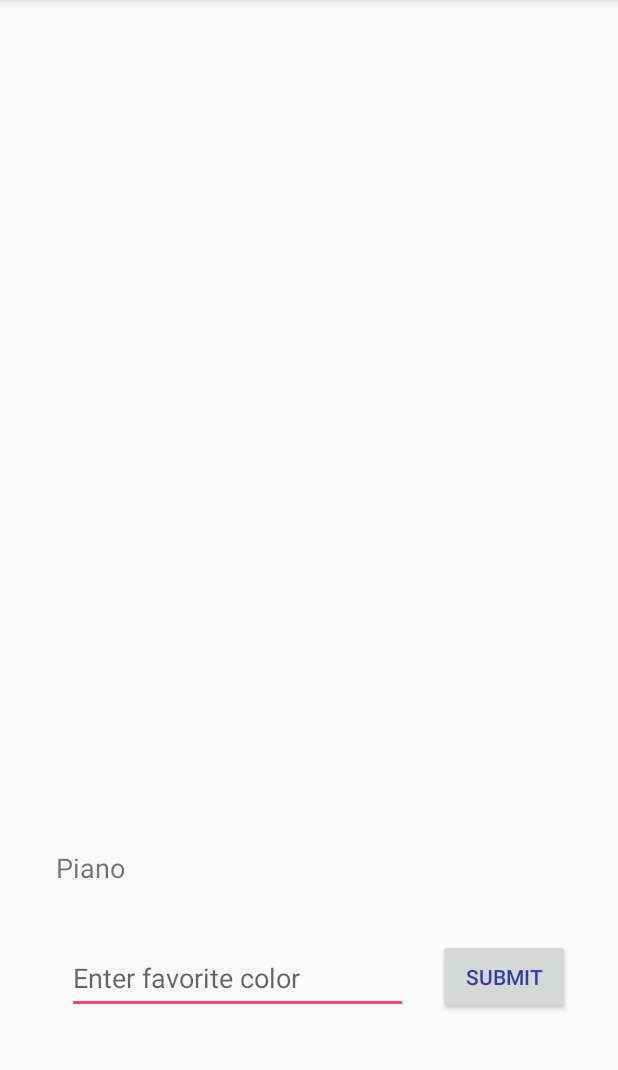
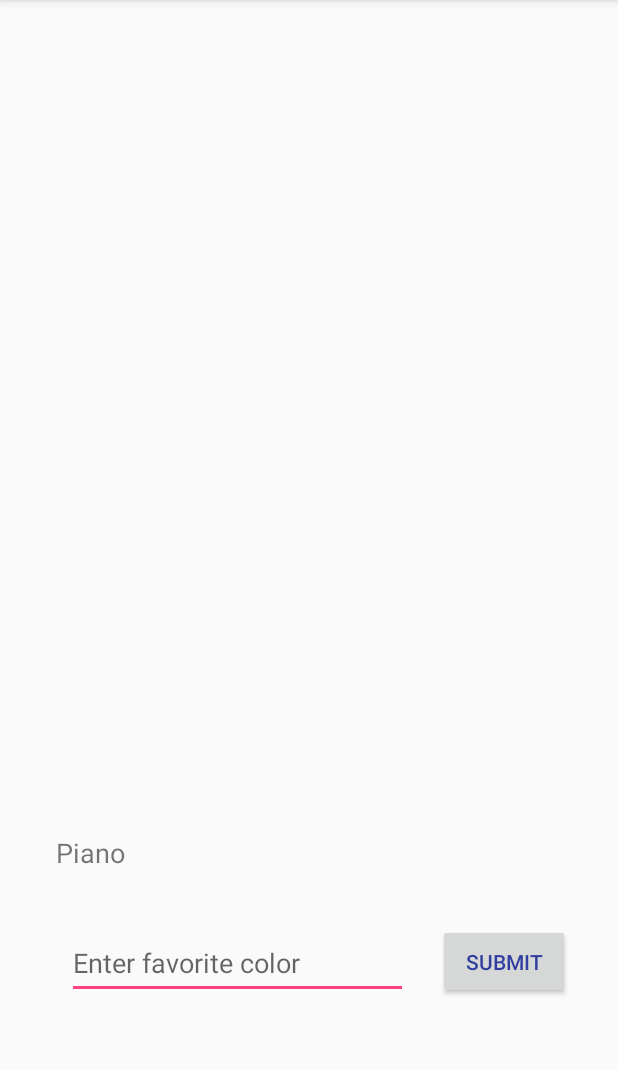
Before and after one commit to pianohagens/MyHomeApplication, an Android app: the screen it shows after launch (MainActivity), on a phone screen of 412 x 824 dp, the part 84-1154 px from its top. Run offline under Robolectric (Android 15) with nearby library versions, the phone set to English and light mode, and no system bars.

Commit message:
Check Commit again

```diff
--- a/app/src/main/res/layout/activity_main.xml
+++ b/app/src/main/res/layout/activity_main.xml
@@ -16,7 +16,7 @@
         android:layout_marginBottom="8dp"
         android:layout_marginEnd="99dp"
         android:layout_marginStart="99dp"
-        android:layout_marginTop="164dp"
+        android:layout_marginTop="204dp"
         android:fontFamily="monospace"
         android:textColor="@android:color/holo_blue_dark"
         android:textSize="36sp"
@@ -48,7 +48,7 @@
         android:layout_height="48dp"
         android:layout_alignBottom="@+id/submitButton"
         android:layout_alignParentStart="true"
-        android:layout_marginBottom="92dp"
+        android:layout_marginBottom="102dp"
         android:layout_marginEnd="8dp"
         android:layout_marginStart="32dp"
         android:hint="Enter favorite color"
@@ -61,7 +61,7 @@
         android:layout_width="wrap_content"
         android:layout_height="50dp"
         android:layout_alignParentBottom="true"
-        android:layout_marginBottom="92dp"
+        android:layout_marginBottom="102dp"
         android:layout_marginEnd="32dp"
         android:layout_toEndOf="@+id/inputTxt"
         android:text="SUBMIT"
```
